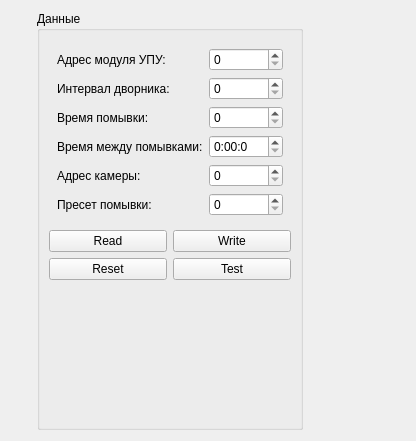
Before: the Qt Designer form Qt/RS485/RS485/src/mainbox/ui/mainbox.ui in RinatB2017/mega_GIT, drawn with Qt 5.
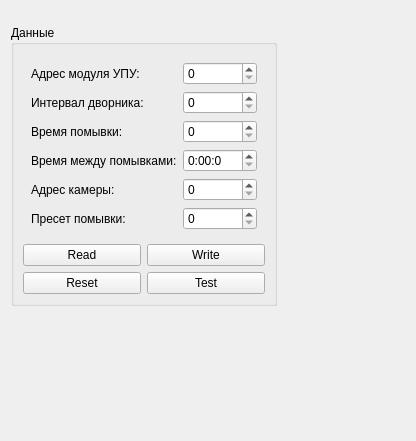
After: the same form once the commit is applied. Custom widgets are drawn as their Qt base class.

Diff of the .ui file:
```diff
--- a/Qt/RS485/RS485/src/mainbox/ui/mainbox.ui
+++ b/Qt/RS485/RS485/src/mainbox/ui/mainbox.ui
@@ -15,25 +15,10 @@
   </property>
   <layout class="QHBoxLayout" name="horizontalLayout">
    <item>
-    <layout class="QVBoxLayout" name="verticalLayout">
-     <item>
-      <layout class="QHBoxLayout" name="serial_layout"/>
-     </item>
-     <item>
-      <spacer name="verticalSpacer">
-       <property name="orientation">
-        <enum>Qt::Vertical</enum>
-       </property>
-       <property name="sizeHint" stdset="0">
-        <size>
-         <width>20</width>
-         <height>40</height>
-        </size>
-       </property>
-      </spacer>
-     </item>
-    </layout>
-   </item>
+    <layout class="QVBoxLayout" name="verticalLayout_2">
+     <property name="topMargin">
+      <number>8</number>
+     </property>
    <item>
     <widget class="PelcoD" name="pelco_d">
      <property name="sizePolicy">
@@ -174,6 +159,9 @@
         </item>
        </layout>
       </item>
+       </layout>
+      </widget>
+     </item>
       <item>
        <spacer name="verticalSpacer_4">
         <property name="orientation">
@@ -188,6 +176,21 @@
        </spacer>
       </item>
      </layout>
+   </item>
+   <item>
+    <widget class="PelcoD" name="pelco_d">
+     <property name="sizePolicy">
+      <sizepolicy hsizetype="Fixed" vsizetype="Preferred">
+       <horstretch>0</horstretch>
+       <verstretch>0</verstretch>
+      </sizepolicy>
+     </property>
+     <property name="frameShape">
+      <enum>QFrame::StyledPanel</enum>
+     </property>
+     <property name="frameShadow">
+      <enum>QFrame::Raised</enum>
+     </property>
     </widget>
    </item>
    <item>
@@ -212,6 +215,12 @@
    <header>pelcod.hpp</header>
    <container>1</container>
   </customwidget>
+  <customwidget>
+   <class>SerialBox5_lite</class>
+   <extends>QWidget</extends>
+   <header>serialbox5_lite.hpp</header>
+   <container>1</container>
+  </customwidget>
  </customwidgets>
  <tabstops>
   <tabstop>sb_addr_upu</tabstop>
```
Left out of the diff: 15 changed lines with no effect on the pictures. Lines whose indentation alone changed are shown as unchanged.
